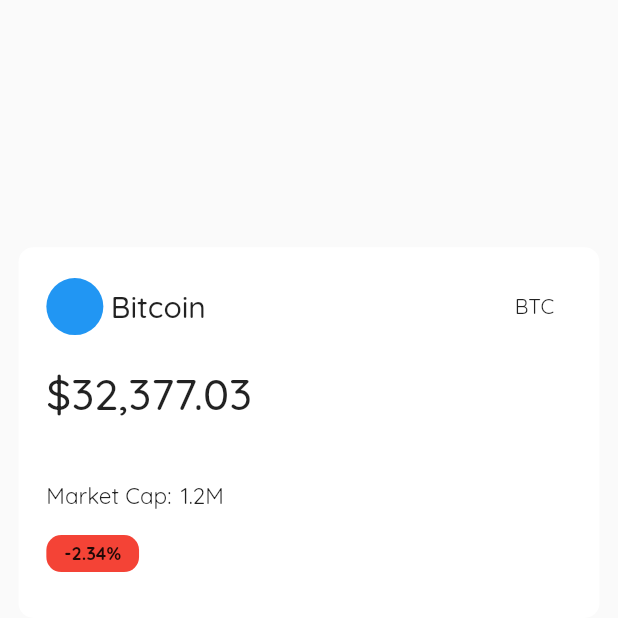
After one commit to Adnanali777/Crypbit, a Flutter app: the InfoTile screen opened directly, on a phone screen of 412 x 824 dp, the top half of it. The commit adds this screen. Run offline on Flutter 3.47's test engine with Material 2 defaults, Android fonts, the phone set to English and light mode, and no system bars; our stand-ins replace google_fonts, rxdart; network calls fail.

Commit message:
designed home screen info widget

```diff
--- a/lib/resources/network_calls.dart
+++ b/lib/resources/network_calls.dart
@@ -24,11 +24,14 @@
       /*result.forEach((e) {
         print(NumberFormat.compact().format(double.parse(e.marketCap)));
       });*/
-      result.forEach((e) {
-        print(NumberFormat.currency(
-                decimalDigits: 3, symbol: '\$', locale: 'en_us')
-            .format(double.parse(e.price)));
-      });
+      // result.forEach((e) {
+      //   print(NumberFormat.currency(
+      //           decimalDigits: 2, symbol: '\$', locale: 'en_us')
+      //       .format(double.parse(e.price)));
+      // });
+      // result.forEach((element) {
+      //   print(element.oneDayChange);
+      // });
     } catch (e) {
       print(e.toString());
     }
--- a/lib/ui/screens/home.dart
+++ b/lib/ui/screens/home.dart
@@ -2,7 +2,10 @@
 import 'package:crypto_app/models/crytomodel.dart';
 import 'package:crypto_app/resources/network_calls.dart';
 import 'package:crypto_app/resources/repository.dart';
+import 'package:crypto_app/ui/widgets/infotile.dart';
+import 'package:crypto_app/utils/constants.dart';
 import 'package:flutter/material.dart';
+import 'package:google_fonts/google_fonts.dart';
 
 class Home extends StatefulWidget {
   @override
@@ -29,7 +32,7 @@
         stream: bloc.allcurrency,
         builder: (context, AsyncSnapshot<List<CryptoModel>> snapshot) {
           if (snapshot.hasData) {
-            return Container();
+            return InfoTile();
           } else {
             return Center(
               child: CircularProgressIndicator(),
--- /dev/null
+++ b/lib/ui/widgets/infotile.dart
@@ -0,0 +1,93 @@
+import 'package:flutter/material.dart';
+import 'package:crypto_app/utils/constants.dart';
+import 'package:google_fonts/google_fonts.dart';
+
+class InfoTile extends StatelessWidget {
+  @override
+  Widget build(BuildContext context) {
+    Size size = MediaQuery.of(context).size;
+    return Scaffold(
+      body: Container(
+        height: size.height * 0.3,
+        width: size.width * 1,
+        margin: EdgeInsets.symmetric(
+            vertical: size.height * 0.2, horizontal: size.width * 0.03),
+        padding: EdgeInsets.symmetric(
+            vertical: size.height * 0.025, horizontal: size.width * 0.045),
+        decoration: BoxDecoration(
+          color: Colors.white,
+          borderRadius: BorderRadius.circular(10),
+        ),
+        child: Column(
+          mainAxisAlignment: MainAxisAlignment.start,
+          crossAxisAlignment: CrossAxisAlignment.start,
+          children: [
+            Row(
+              mainAxisAlignment: MainAxisAlignment.start,
+              children: [
+                CircleAvatar(
+                  backgroundColor: Colors.blue,
+                  radius: 19,
+                ),
+                SizedBox(
+                  width: 5,
+                ),
+                Text('Bitcoin', style: constants.nametextStyle),
+                SizedBox(
+                  width: size.width * 0.5,
+                ),
+                Align(
+                  alignment: Alignment.centerRight,
+                  child: Text(
+                    'BTC',
+                    style: constants.idtextstyle,
+                  ),
+                )
+              ],
+            ),
+            SizedBox(
+              height: size.height * 0.025,
+            ),
+            Text('\$32,377.03', style: constants.pricetextstyle),
+            SizedBox(
+              height: size.height * 0.05,
+            ),
+            Row(
+              mainAxisAlignment: MainAxisAlignment.start,
+              children: [
+                Text(
+                  'Market Cap:',
+                  style: GoogleFonts.quicksand(fontSize: 15),
+                ),
+                SizedBox(
+                  width: 6,
+                ),
+                Text(
+                  '1.2M',
+                  style: constants.mcaptextstyle,
+                ),
+              ],
+            ),
+            SizedBox(
+              height: size.height * 0.02,
+            ),
+            Container(
+              height: size.height * 0.03,
+              width: size.width * 0.15,
+              decoration: BoxDecoration(
+                color: Colors.red,
+                borderRadius: BorderRadius.circular(10),
+              ),
+              child: Center(
+                child: Text(
+                  '-2.34%',
+                  style: constants.percentstyle,
+                ),
+              ),
+            )
+          ],
+        ),
+      ),
+    );
+  }
+}
--- /dev/null
+++ b/lib/utils/constants.dart
@@ -0,0 +1,18 @@
+import 'package:flutter/cupertino.dart';
+import 'package:google_fonts/google_fonts.dart';
+
+class constants {
+  static final TextStyle nametextStyle =
+      GoogleFonts.quicksand(fontSize: 20, fontWeight: FontWeight.w500);
+
+  static final TextStyle idtextstyle =
+      GoogleFonts.quicksand(fontSize: 14, fontWeight: FontWeight.w400);
+
+  static final TextStyle pricetextstyle =
+      GoogleFonts.quicksand(fontSize: 29, fontWeight: FontWeight.w500);
+
+  static final TextStyle mcaptextstyle = GoogleFonts.quicksand(fontSize: 15);
+
+  static final TextStyle percentstyle =
+      GoogleFonts.quicksand(fontSize: 12, fontWeight: FontWeight.bold);
+}
```
